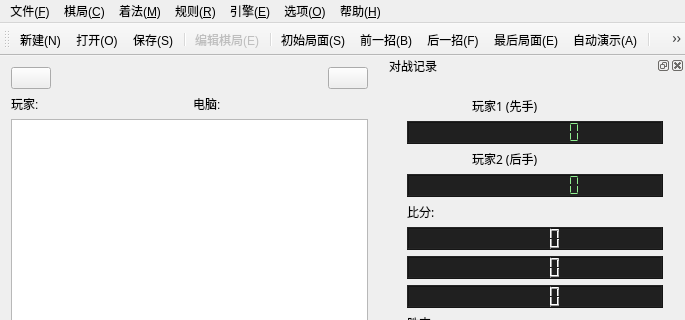
Above: gamewindow.ui from calcitem/Sanmill before the change; both pictures show x 0 to 685 and y 0 to 320 of the 685 by 739 pixel window. Below: the same form after it.
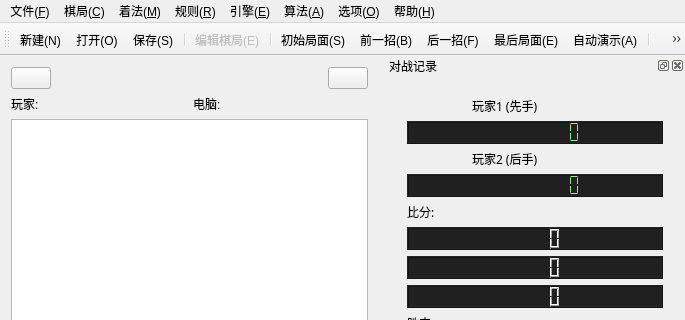
That is the form after the change. Icons and pictures are not drawn. Custom widgets are drawn as their Qt base class.

Commit message: IDS: 将迭代加深开关做到界面菜单中而不再用宏控制

Patch:
```diff
--- a/gamewindow.ui
+++ b/gamewindow.ui
@@ -314,11 +314,18 @@
     <addaction name="actionLimited_T"/>
     <addaction name="separator"/>
    </widget>
+   <widget class="QMenu" name="menu_A">
+    <property name="title">
+     <string>算法(&amp;A)</string>
+    </property>
+    <addaction name="actionIDS_I"/>
+   </widget>
    <addaction name="menu_F"/>
    <addaction name="menu_C"/>
    <addaction name="menu_M"/>
    <addaction name="menu_R"/>
    <addaction name="menu_E"/>
+   <addaction name="menu_A"/>
    <addaction name="menu_O"/>
    <addaction name="menu_H"/>
   </widget>
```
Left out of the diff: 8 changed lines with no effect on the pictures. The commit also changes 7 other files.
